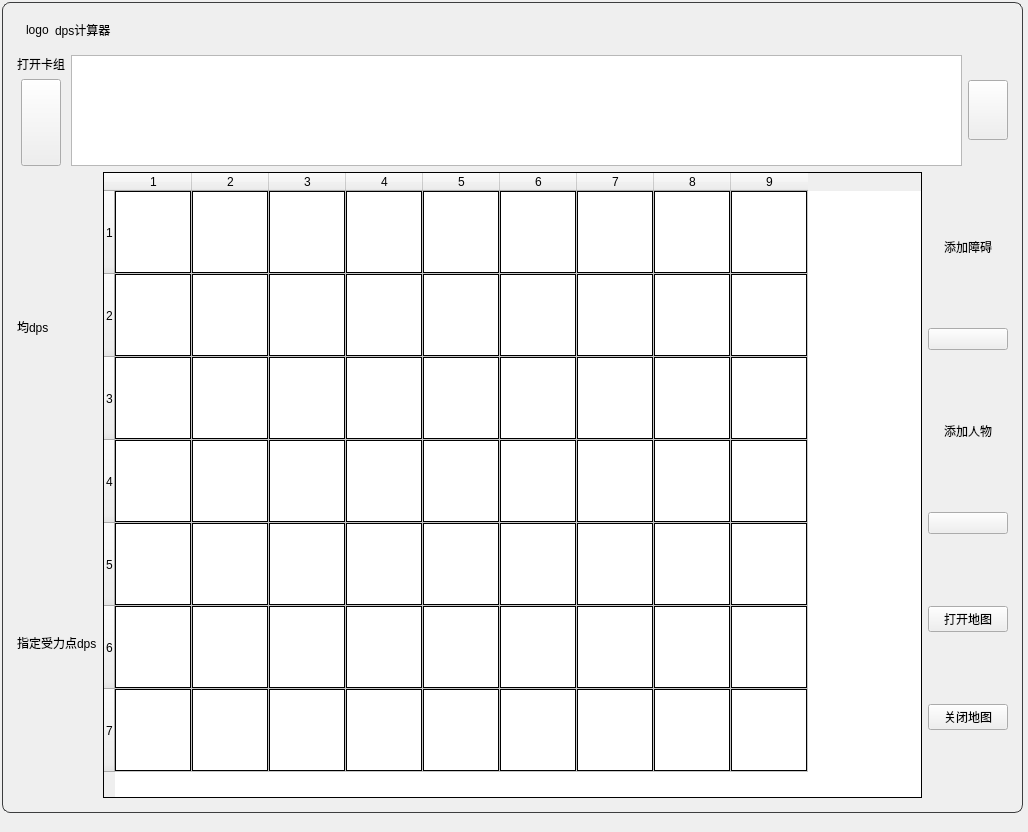
First picture: the form in dps_calculator.ui, repository syfoud/dps_calculator, before the edit.
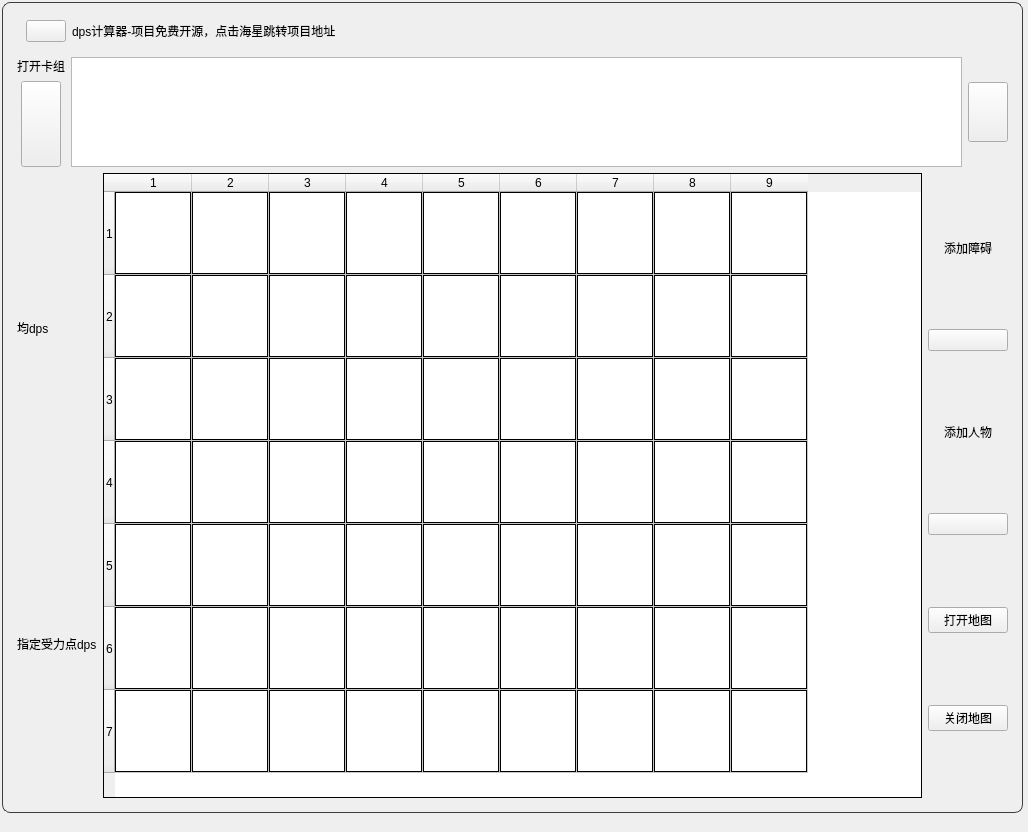
Second picture: the form after the edit.

Commit message: 添加项目地址跳转

```diff
--- a/dps_calculator.ui
+++ b/dps_calculator.ui
@@ -58,16 +58,16 @@
          <number>0</number>
         </property>
         <item>
-         <widget class="QLabel" name="Title_Logo">
+         <widget class="QPushButton" name="Title_Logo">
           <property name="text">
-           <string>logo</string>
+           <string/>
           </property>
          </widget>
         </item>
         <item>
          <widget class="QLabel" name="Title_Text">
           <property name="text">
-           <string>dps计算器</string>
+           <string>dps计算器-项目免费开源，点击海星跳转项目地址</string>
           </property>
          </widget>
         </item>
```
The commit also changes 3 other files.
